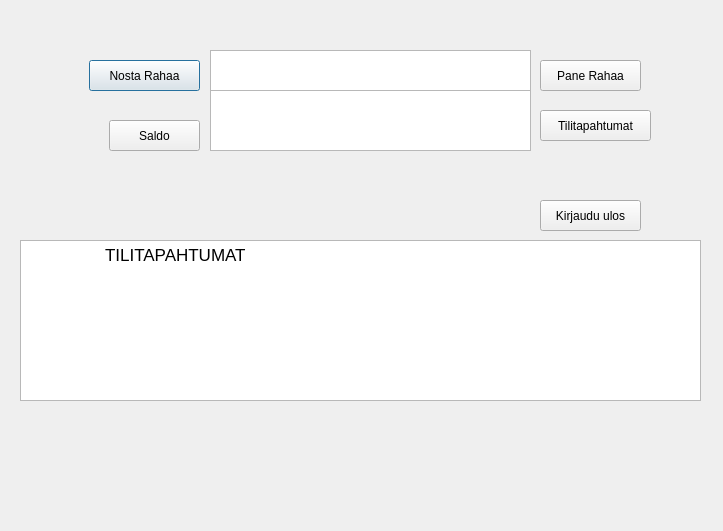
This is bankautomat/toimintosivu.ui in tvt21kmo-bank-project/group_6 as Qt 5 draws it before an edit. The edited form follows.
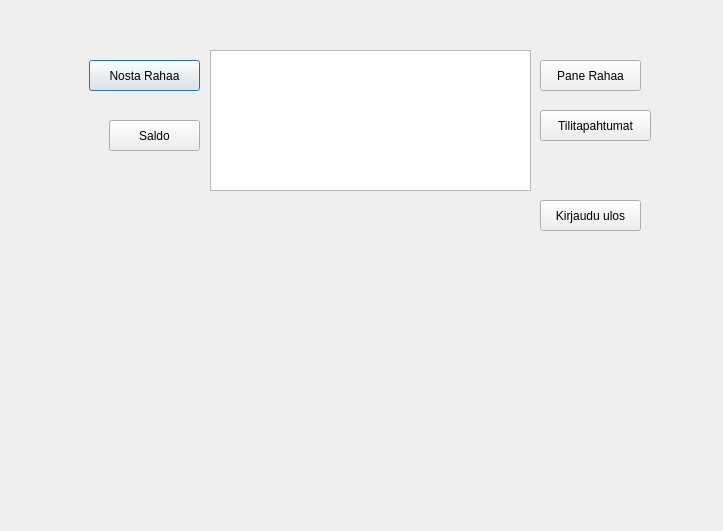
This is the edited form.

The edit to the form file:
```diff
--- a/bankautomat/toimintosivu.ui
+++ b/bankautomat/toimintosivu.ui
@@ -78,43 +78,16 @@
     <string>Kirjaudu ulos</string>
    </property>
   </widget>
-  <widget class="QTextBrowser" name="textBrowserSaldo">
-   <property name="geometry">
-    <rect>
-     <x>210</x>
-     <y>90</y>
-     <width>321</width>
-     <height>61</height>
-    </rect>
-   </property>
-  </widget>
   <widget class="QTextBrowser" name="textBrowserAsiakkaanNimi">
    <property name="geometry">
     <rect>
      <x>210</x>
      <y>50</y>
      <width>321</width>
-     <height>41</height>
+     <height>141</height>
     </rect>
    </property>
   </widget>
-  <widget class="QTextBrowser" name="textBrowserTiliTapahtumat">
-   <property name="geometry">
-    <rect>
-     <x>20</x>
-     <y>240</y>
-     <width>681</width>
-     <height>161</height>
-    </rect>
-   </property>
-   <property name="html">
-    <string>&lt;!DOCTYPE HTML PUBLIC &quot;-//W3C//DTD HTML 4.0//EN&quot; &quot;http://www.w3.org/TR/REC-html40/strict.dtd&quot;&gt;
-&lt;html&gt;&lt;head&gt;&lt;meta name=&quot;qrichtext&quot; content=&quot;1&quot; /&gt;&lt;style type=&quot;text/css&quot;&gt;
-p, li { white-space: pre-wrap; }
-&lt;/style&gt;&lt;/head&gt;&lt;body style=&quot; font-family:'.AppleSystemUIFont'; font-size:13pt; font-weight:400; font-style:normal;&quot;&gt;
-&lt;p style=&quot; margin-top:0px; margin-bottom:0px; margin-left:0px; margin-right:0px; -qt-block-indent:0; text-indent:0px;&quot;&gt;	TILITAPAHTUMAT&lt;/p&gt;&lt;/body&gt;&lt;/html&gt;</string>
-   </property>
-  </widget>
  </widget>
  <resources/>
  <connections/>
```
